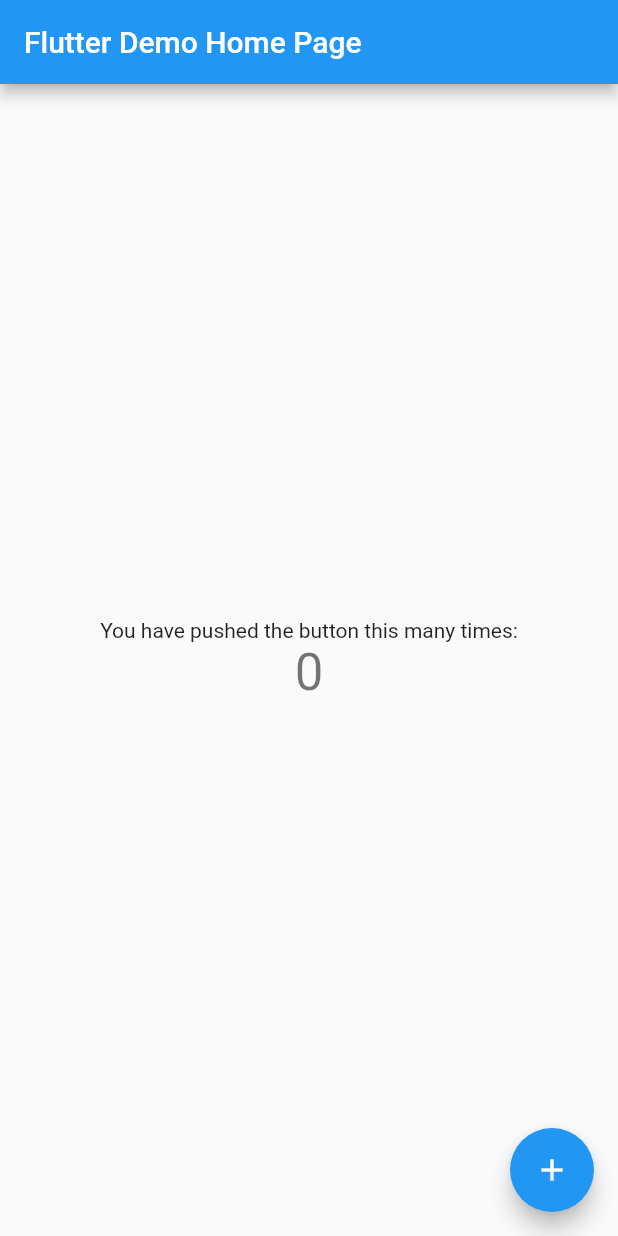
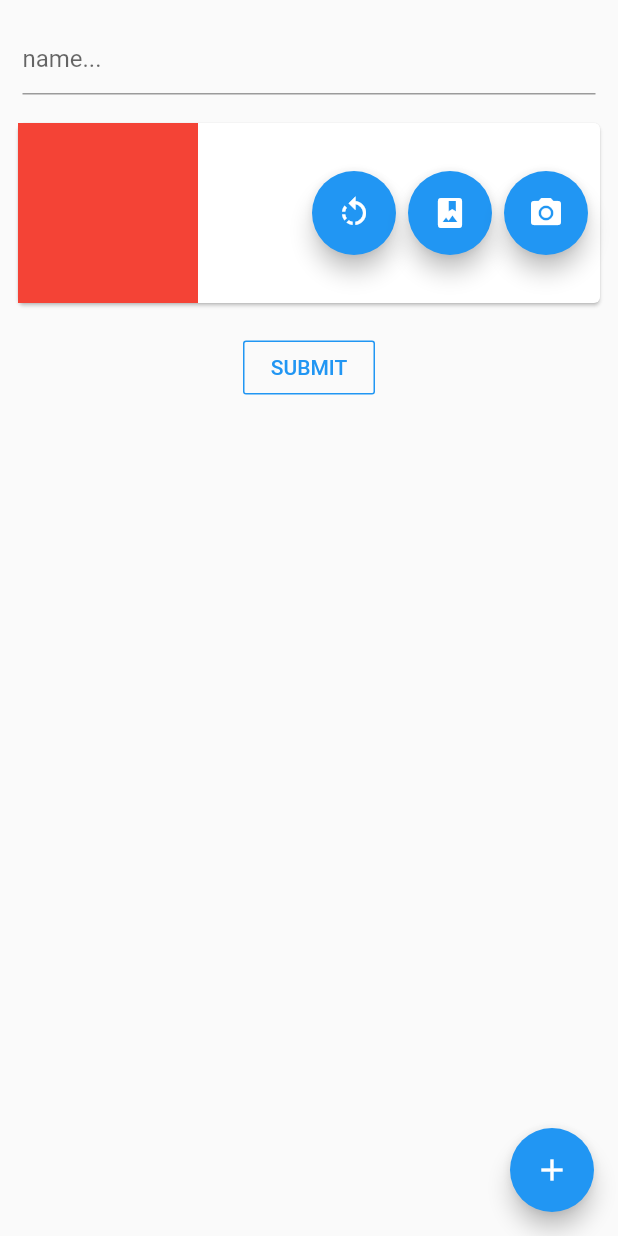
Before and after one commit to nickmeinhold/tasks_tracker, a Flutter app: the screen it shows once a user with an empty profile is signed in, on a phone screen of 412 x 824 dp. Run offline on Flutter 3.47's test engine with Material 2 defaults, Android fonts, the phone set to English and light mode, and no system bars; our stand-ins replace firebase_auth, firebase_dynamic_links, google_sign_in; accounts and stored records are empty.

Commit message:
Split app.dart into mini libraries

```diff
--- a/lib/widgets/app.dart
+++ b/lib/widgets/app.dart
@@ -1,5 +1,6 @@
 import 'package:firebase_auth/firebase_auth.dart';
 import 'package:flutter/material.dart';
+import 'package:tasks_tracker/widgets/home_page.dart';
 import 'package:tasks_tracker/widgets/signin.dart';
 
 class MyApp extends StatelessWidget {
@@ -15,74 +16,11 @@
           builder:
               (BuildContext context, AsyncSnapshot<FirebaseUser> snapshot) {
             if (snapshot.hasError) return Text('Error: ${snapshot.error}');
-            switch (snapshot.connectionState) {
-              case ConnectionState.none:
-                return Text('Select lot');
-              case ConnectionState.waiting:
-                return Text('Awaiting bids...');
-              case ConnectionState.active:
-                return (snapshot.data == null)
-                    ? SignInPage()
-                    : MyHomePage(title: 'Flutter Demo Home Page');
-              case ConnectionState.done:
-                return Text('\$${snapshot.data} (closed)');
-            }
-            return null; // unreachable
+            if (!snapshot.hasData) return CircularProgressIndicator();
+            return (snapshot.data == null)
+                ? SignInPage()
+                : HomePage(); // unreachable
           },
         ));
   }
 }
-
-class MyHomePage extends StatefulWidget {
-  MyHomePage({Key key, this.title}) : super(key: key);
-
-  final String title;
-
-  @override
-  _MyHomePageState createState() => _MyHomePageState();
-}
-
-class _MyHomePageState extends State<MyHomePage> {
-  int _counter = 0;
-
-  @override
-  void initState() {
-    super.initState();
-    final FirebaseAuth _auth = FirebaseAuth.instance;
-    print(_auth);
-  }
-
-  void _incrementCounter() {
-    setState(() {
-      _counter++;
-    });
-  }
-
-  @override
-  Widget build(BuildContext context) {
-    return Scaffold(
-      appBar: AppBar(
-        title: Text(widget.title),
-      ),
-      body: Center(
-        child: Column(
-          mainAxisAlignment: MainAxisAlignment.center,
-          children: <Widget>[
-            Text(
-              'You have pushed the button this many times:',
-            ),
-            Text(
-              '$_counter',
-              style: Theme.of(context).textTheme.display1,
-            ),
-          ],
-        ),
-      ),
-      floatingActionButton: FloatingActionButton(
-        onPressed: _incrementCounter,
-        tooltip: 'Increment',
-        child: Icon(Icons.add),
-      ),
-    );
-  }
-}
--- /dev/null
+++ b/lib/widgets/home_page.dart
@@ -0,0 +1,15 @@
+import 'package:flutter/material.dart';
+import 'package:tasks_tracker/widgets/new_task.dart';
+
+class HomePage extends StatelessWidget {
+  @override
+  Widget build(BuildContext context) {
+    return Scaffold(
+      body: NewTask(),
+      floatingActionButton: FloatingActionButton(
+        onPressed: () {},
+        child: Icon(Icons.add),
+      ),
+    );
+  }
+}
--- /dev/null
+++ b/lib/widgets/new_task.dart
@@ -0,0 +1,61 @@
+import 'package:flutter/material.dart';
+
+class NewTask extends StatelessWidget {
+  @override
+  Widget build(BuildContext context) {
+    return Column(
+      children: [
+        Padding(
+          padding: const EdgeInsets.all(15.0),
+          child: TextField(
+            decoration: InputDecoration(hintText: 'name...'),
+          ),
+        ),
+        Padding(
+          padding: const EdgeInsets.symmetric(horizontal: 8.0),
+          child: Card(
+              child: Row(
+            children: <Widget>[
+              Container(
+                width: 120,
+                height: 120,
+                color: Colors.red,
+              ),
+              Expanded(
+                child: ButtonBar(
+                  alignment: MainAxisAlignment.end,
+                  children: <Widget>[
+                    FloatingActionButton(
+                      child: const Icon(Icons.rotate_left),
+                      onPressed: () {},
+                    ),
+                    FloatingActionButton(
+                      child: const Icon(Icons.photo_album),
+                      onPressed: () {},
+                    ),
+                    FloatingActionButton(
+                      child: const Icon(Icons.photo_camera),
+                      onPressed: () {},
+                    ),
+                  ],
+                ),
+              ),
+            ],
+          )),
+        ),
+        Padding(
+          padding: const EdgeInsets.all(15.0),
+          child: OutlineButton(
+            borderSide: BorderSide(color: Colors.blue),
+            onPressed: () {},
+            child: Text(
+              'SUBMIT',
+              style: TextStyle(color: Colors.blue),
+            ),
+            color: Colors.white,
+          ),
+        )
+      ],
+    );
+  }
+}
```
